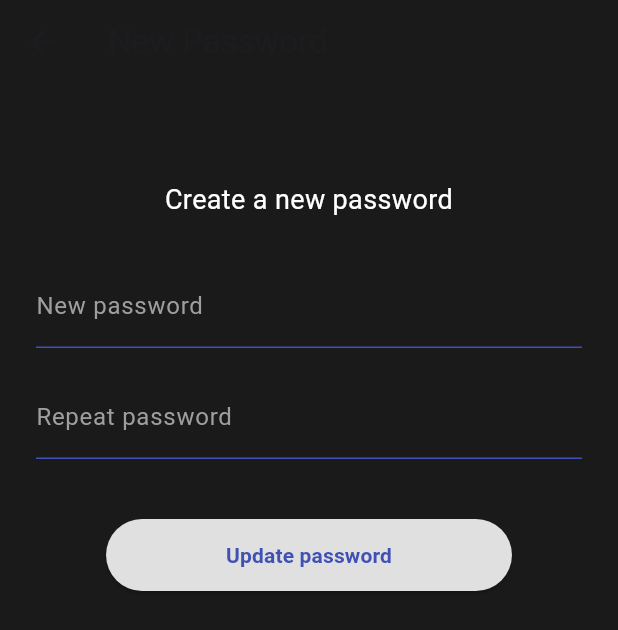
After one commit to aidanakalieva576/krang, a Flutter app: the ResetPasswordPage screen opened by its route, on a phone screen of 412 x 824 dp. The commit adds this screen. Shown: the top 630 px of the screen. Run offline on Flutter 3.47's test engine with Material 3 defaults, Android fonts, the phone set to English and light mode, and no system bars; our stand-ins replace google_fonts, image_picker, shared_preferences, toastification, video_player; accounts and stored records are empty.

Commit message:
the start of ending

```diff
--- a/krang/lib/main.dart
+++ b/krang/lib/main.dart
@@ -1,9 +1,8 @@
 import 'package:flutter/material.dart';
-import 'package:firebase_core/firebase_core.dart';
+
 import 'package:krang/pages/User/phone_recovery_page.dart';
 import 'package:krang/pages/User/verify_code_page.dart';
 import 'package:krang/pages/User/watch_page.dart';
-import 'firebase_options.dart';
 
 // импорт всех нужных страниц
 import 'pages/User/registration.dart';
@@ -22,10 +21,11 @@ import 'pages/User/profile_page.dart';
 import 'pages/admin/movie_admin.dart';
 import 'pages/User/phone_verification_page.dart';
 import 'pages/admin/edit_movie.dart';
+import 'pages/User/reset_password.dart';
 
 void main() async {
   WidgetsFlutterBinding.ensureInitialized();
-  await Firebase.initializeApp(options: DefaultFirebaseOptions.currentPlatform);
+  // await Firebase.initializeApp(options: DefaultFirebaseOptions.currentPlatform);
   runApp(MyApp());
 }
 
@@ -53,6 +53,7 @@ class MyApp extends StatelessWidget {
         '/phone_verification': (context) => PhoneVerificationPage(),
         '/phone_recovery': (context) => const PhoneRecoveryPage(),
         '/verify_code': (context) => const VerifyCodePage(),
+        '/reset_password': (context) => const ResetPasswordPage(),
       },
 
       onGenerateRoute: (settings) {
--- a/krang/lib/pages/User/phone_recovery_page.dart
+++ b/krang/lib/pages/User/phone_recovery_page.dart
@@ -39,6 +39,7 @@ class _PhoneRecoveryPageState extends State<PhoneRecoveryPage> {
       if (res.statusCode == 200) {
         final data = jsonDecode(res.body);
         final maskedPhone = data['maskedPhone'] ?? 'number';
+        final phone = data['phone'];
 
         _showSnack('Код отправлен на $maskedPhone');
 
@@ -46,7 +47,10 @@ class _PhoneRecoveryPageState extends State<PhoneRecoveryPage> {
         Navigator.pushNamed(
           context,
           '/verify_code',
-          arguments: {'email': email},
+          arguments: {'email': email, 'phone': phone},
+        );
+        debugPrint(
+          "Navigating to /verify_code with email='$email' and phone='$phone', maskedPhone='$maskedPhone'",
         );
       } else {
         final data = jsonDecode(res.body);
--- /dev/null
+++ b/krang/lib/pages/User/reset_password.dart
@@ -0,0 +1,164 @@
+import 'dart:convert';
+import 'package:flutter/material.dart';
+import 'package:http/http.dart' as http;
+import 'package:krang/pages/User/login.dart';
+
+class ResetPasswordPage extends StatefulWidget {
+  const ResetPasswordPage({super.key});
+
+  @override
+  State<ResetPasswordPage> createState() => _ResetPasswordPageState();
+}
+
+class _ResetPasswordPageState extends State<ResetPasswordPage> {
+  final TextEditingController _pass1 = TextEditingController();
+  final TextEditingController _pass2 = TextEditingController();
+  bool _isLoading = false;
+
+  Future<void> _resetPassword({
+    required String email,
+    required String code,
+  }) async {
+    final p1 = _pass1.text.trim();
+    final p2 = _pass2.text.trim();
+
+    if (p1.isEmpty || p2.isEmpty) {
+      _showSnack('Enter password');
+      return;
+    }
+
+    if (p1.length < 8) {
+      _showSnack('Password must be at least 8 characters');
+      return;
+    }
+
+    if (p1 != p2) {
+      _showSnack('Passwords do not match');
+      return;
+    }
+
+    setState(() => _isLoading = true);
+
+    try {
+      final res = await http.post(
+        Uri.parse('http://172.20.10.4:8080/api/recovery/reset-password'),
+        headers: {'Content-Type': 'application/json'},
+        body: jsonEncode({'email': email, 'code': code, 'newPassword': p1}),
+      );
+      debugPrint('Reset password response: ${email}, ${code}, ${p1}');
+
+      if (res.statusCode == 200) {
+        _showSnack('Password changed successfully');
+
+        // ✅ выкидываем на логин и чистим стек
+        Navigator.pushAndRemoveUntil(
+          context,
+          MaterialPageRoute(builder: (_) => const LoginPage()),
+          (route) => false,
+        );
+      } else {
+        final data = jsonDecode(res.body);
+        _showSnack(data['error'] ?? 'Could not reset password');
+      }
+    } catch (e) {
+      _showSnack('Network error');
+    } finally {
+      setState(() => _isLoading = false);
+    }
+  }
+
+  void _showSnack(String msg) {
+    ScaffoldMessenger.of(context).showSnackBar(
+      SnackBar(content: Text(msg), duration: const Duration(seconds: 2)),
+    );
+  }
+
+  @override
+  void dispose() {
+    _pass1.dispose();
+    _pass2.dispose();
+    super.dispose();
+  }
+
+  @override
+  Widget build(BuildContext context) {
+    final args = (ModalRoute.of(context)?.settings.arguments as Map?) ?? {};
+    final email = (args['email'] ?? '').toString();
+    final code = (args['code'] ?? '').toString();
+
+    return Scaffold(
+      backgroundColor: const Color(0xFF1A1A1A),
+      appBar: AppBar(
+        title: const Text('New Password'),
+        backgroundColor: const Color(0xFF1A1A1A),
+      ),
+      body: Padding(
+        padding: const EdgeInsets.all(24),
+        child: Column(
+          children: [
+            const SizedBox(height: 40),
+            const Text(
+              'Create a new password',
+              style: TextStyle(color: Colors.white, fontSize: 18),
+              textAlign: TextAlign.center,
+            ),
+            const SizedBox(height: 30),
+            TextField(
+              controller: _pass1,
+              obscureText: true,
+              style: const TextStyle(color: Colors.white),
+              decoration: const InputDecoration(
+                labelText: 'New password',
+                labelStyle: TextStyle(color: Colors.grey),
+                enabledBorder: UnderlineInputBorder(
+                  borderSide: BorderSide(color: Colors.indigo),
+                ),
+                focusedBorder: UnderlineInputBorder(
+                  borderSide: BorderSide(color: Colors.indigoAccent),
+                ),
+              ),
+            ),
+            const SizedBox(height: 18),
+            TextField(
+              controller: _pass2,
+              obscureText: true,
+              style: const TextStyle(color: Colors.white),
+              decoration: const InputDecoration(
+                labelText: 'Repeat password',
+                labelStyle: TextStyle(color: Colors.grey),
+                enabledBorder: UnderlineInputBorder(
+                  borderSide: BorderSide(color: Colors.indigo),
+                ),
+                focusedBorder: UnderlineInputBorder(
+                  borderSide: BorderSide(color: Colors.indigoAccent),
+                ),
+              ),
+            ),
+            const SizedBox(height: 40),
+            ElevatedButton(
+              onPressed: _isLoading
+                  ? null
+                  : () => _resetPassword(email: email, code: code),
+              style: ElevatedButton.styleFrom(
+                backgroundColor: Colors.grey[300],
+                padding: const EdgeInsets.symmetric(
+                  vertical: 14,
+                  horizontal: 80,
+                ),
+              ),
+              child: _isLoading
+                  ? const CircularProgressIndicator(color: Colors.indigo)
+                  : const Text(
+                      'Update password',
+                      style: TextStyle(
+                        color: Colors.indigo,
+                        fontWeight: FontWeight.bold,
+                      ),
+                    ),
+            ),
+          ],
+        ),
+      ),
+    );
+  }
+}
```
Also changed, not shown: krang/lib/pages/User/verify_code_page.dart (+27 -16 lines), krang/pubspec.yaml (+4 -14 lines), krang/firebase.json (deleted), krang/lib/firebase_options.dart (deleted), krang/pubspec.lock, 11 other files.
